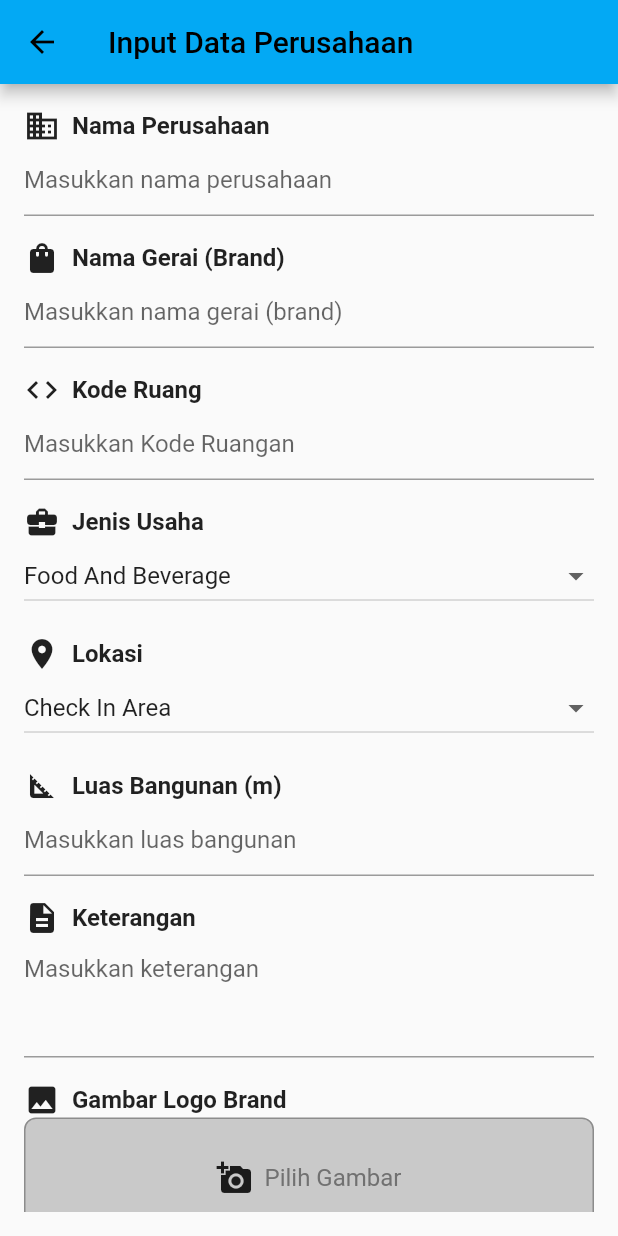
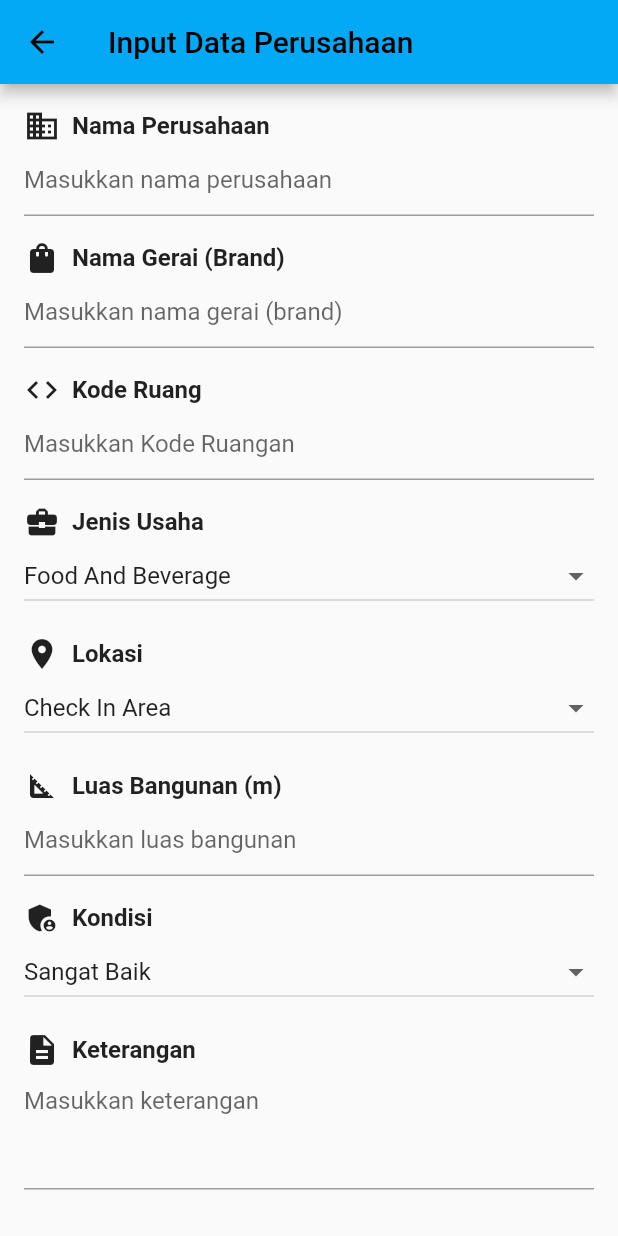
Before and after one commit to Ikwnhanif/projectYIA, a Flutter app: the DataInputForm screen opened directly, on a phone screen of 412 x 824 dp. Run offline on Flutter 3.47's test engine with Material 2 defaults, Android fonts, the phone set to English and light mode, and no system bars; our stand-ins replace cloud_firestore, firebase_core, firebase_storage, image_picker, shared_preferences, sqflite; accounts and stored records are empty.

Commit message:
Update Fitur Baru

```diff
--- a/lib/models/datatenant.dart
+++ b/lib/models/datatenant.dart
@@ -7,6 +7,8 @@ class dataTenant {
   final String itemKeterangan;
   final String itemKode;
   final String itemGambar;
+  final String itemKondisi;
+  final String itemLastUpdated;
 
   dataTenant(
       {required this.itemNamaPT,
@@ -16,7 +18,9 @@ class dataTenant {
       required this.itemLuas,
       required this.itemKeterangan,
       required this.itemKode,
-      required this.itemGambar});
+      required this.itemGambar,
+      required this.itemKondisi,
+      required this.itemLastUpdated});
 
   Map<String, dynamic> toJson() {
     return {
@@ -28,6 +32,8 @@ class dataTenant {
       "Keterangan": itemKeterangan,
       "Kode": itemKode,
       "Gambar": itemGambar,
+      "Kondisi": itemKondisi,
+      "LastUpdated": itemLastUpdated,
     };
   }
 
@@ -41,6 +47,8 @@ class dataTenant {
       itemKeterangan: json['Keterangan'],
       itemKode: json['Kode'],
       itemGambar: json['Gambar'],
+      itemKondisi: json['Kondisi'],
+      itemLastUpdated: json['LastUpdated'],
     );
   }
 }
--- a/lib/screens/detailtenant.dart
+++ b/lib/screens/detailtenant.dart
@@ -60,6 +60,8 @@ class _DetailPageState extends State<DetailPage> {
           String lvLuas = snapshot.data!['Luas'];
           String lvKeterangan = snapshot.data!['Keterangan'];
           String lvJenis = snapshot.data!['Jenis'];
+          String lvKondisi = snapshot.data!['Kondisi'];
+          String lvLastUpdated = snapshot.data!['LastUpdated'];
 
           return ListView(
             children: [
@@ -103,6 +105,14 @@ class _DetailPageState extends State<DetailPage> {
                 subtitle: Text(lvLuas + " m²"),
               ),
               ListTile(
+                title: Text('Kondisi'),
+                subtitle: Text(lvKondisi),
+              ),
+              ListTile(
+                title: Text('Terakhir Diupdate'),
+                subtitle: Text(lvLastUpdated),
+              ),
+              ListTile(
                 title: Text('Keterangan'),
                 subtitle: Text(lvKeterangan),
               ),
--- a/lib/screens/inputdata.dart
+++ b/lib/screens/inputdata.dart
@@ -7,6 +7,7 @@ import 'package:tenantyia/models/datatenant.dart';
 import 'package:tenantyia/screens/listtenant.dart';
 import 'package:tenantyia/screens/menu.dart';
 import 'package:tenantyia/services/dbtenantservices.dart';
+import 'package:intl/intl.dart';
 
 class DataInputForm extends StatefulWidget {
   @override
@@ -16,6 +17,7 @@ class DataInputForm extends StatefulWidget {
 class _DataInputFormState extends State<DataInputForm> {
   String selectedBusinessType = 'Food And Beverage'; // Default jenis usaha
   String selectedLocation = 'Check In Area'; // Default lokasi
+  String selectedkondisi = 'Sangat Baik'; // Default kondisi
 
   var namaPT = TextEditingController();
   var gerai = TextEditingController();
@@ -23,6 +25,8 @@ class _DataInputFormState extends State<DataInputForm> {
   var keterangan = TextEditingController();
   var kode = TextEditingController();
   var linklogo = TextEditingController();
+  var kondisi = TextEditingController();
+  var lastupdate = TextEditingController();
 
   @override
   Widget build(BuildContext context) {
@@ -186,6 +190,40 @@ class _DataInputFormState extends State<DataInputForm> {
               SizedBox(height: 16.0),
               Row(
                 children: [
+                  Icon(Icons.admin_panel_settings, size: 24), // Ikon lokasi
+                  SizedBox(width: 8.0),
+                  Text(
+                    'Kondisi',
+                    style: TextStyle(
+                      fontSize: 16,
+                      fontWeight: FontWeight.bold,
+                    ),
+                  ),
+                ],
+              ),
+              DropdownButton<String>(
+                isExpanded: true,
+                value: selectedkondisi, // TOD
+                onChanged: (newValue) {
+                  setState(() {
+                    selectedkondisi = newValue!;
+                  });
+                },
+                items: <String>[
+                  'Sangat Baik',
+                  'Baik',
+                  'Buruk',
+                  'Sangat Buruk',
+                ].map<DropdownMenuItem<String>>((String value) {
+                  return DropdownMenuItem<String>(
+                    value: value,
+                    child: Text(value),
+                  );
+                }).toList(),
+              ),
+              SizedBox(height: 16.0),
+              Row(
+                children: [
                   Icon(Icons.description, size: 24), // Ikon keterangan
                   SizedBox(width: 8.0),
                   Text(
@@ -323,6 +361,11 @@ class _DataInputFormState extends State<DataInputForm> {
   }
 
   void _onSubmitWithImage(String imageUrl) async {
+    // Mendapatkan waktu saat ini
+    DateTime now = DateTime.now();
+
+    // Memformat waktu ke dalam string yang sesuai
+    String formattedDate = DateFormat('yyyy-MM-dd HH:mm:ss').format(now);
     // Membuat objek dataTenant dari input pengguna
     dataTenant _dataTenant = dataTenant(
         itemNamaPT: namaPT.text,
@@ -333,7 +376,8 @@ class _DataInputFormState extends State<DataInputForm> {
         itemKeterangan: keterangan.text,
         itemKode: kode.text,
         itemGambar: imageUrl, // Menggunakan URL gambar
-    );
+        itemKondisi: selectedkondisi,
+        itemLastUpdated: formattedDate);
 
     try {
       // Menambahkan data ke Firestore menggunakan metode tambahData
--- a/lib/screens/listtenant.dart
+++ b/lib/screens/listtenant.dart
@@ -55,7 +55,7 @@ class _TenantListScreenState extends State<TenantListScreen> {
                 DocumentSnapshot dsData = snapshot.data!.docs[index];
                 String lvnamaPT = dsData['NamaPT'];
                 String lvGerai = dsData['Gerai'];
-                String lvLokasi = dsData['Lokasi'];
+                String lvlastupdated = dsData['LastUpdated'];
                 String lvGambar = dsData['Gambar'];
                 String documentId = dsData.id;
 
@@ -79,12 +79,12 @@ class _TenantListScreenState extends State<TenantListScreen> {
                       radius: 30,
                     ),
                     title: Text(
-                      lvnamaPT,
+                      '$lvnamaPT - $lvGerai',
                       style:
                           TextStyle(fontSize: 18, fontWeight: FontWeight.bold),
                     ),
                     subtitle: Text(
-                      '$lvGerai - $lvLokasi',
+                      'Terakhir Diubah $lvlastupdated',
                       style: TextStyle(fontSize: 16),
                     ),
                     trailing: IconButton(
--- a/lib/screens/loginpage.dart
+++ b/lib/screens/loginpage.dart
@@ -57,7 +57,7 @@ class _LoginPageState extends State<LoginPage> {
               SizedBox(height: 60),
               _formSection(Username_controller, 'Username'),
               SizedBox(height: 30),
-              _formSection(Password_controller, 'Password'),
+              _formSectionPass(Password_controller, 'Password'),
               SizedBox(height: 50),
               _buttonSubmit(),
               SizedBox(height: 20),
--- a/pubspec.yaml
+++ b/pubspec.yaml
@@ -42,6 +42,7 @@ dependencies:
   cloud_firestore: ^4.9.2
   firebase_storage: ^11.2.7
   image_picker: ^0.8.4
+  intl: ^0.18.1
 
 dev_dependencies:
   flutter_test:
```
Also changed, not shown: lib/screens/editform.dart (+50 -4 lines), pubspec.lock. Lines whose indentation alone changed are shown as unchanged.
